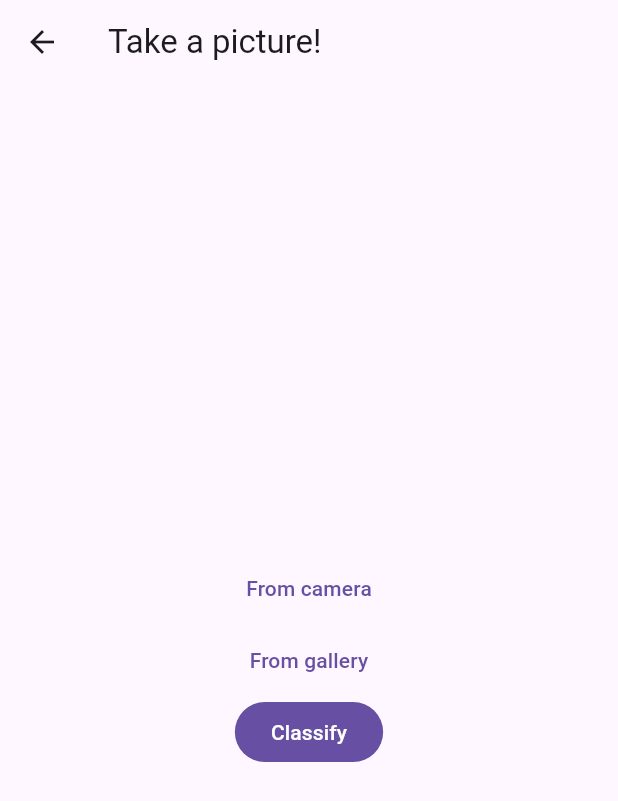
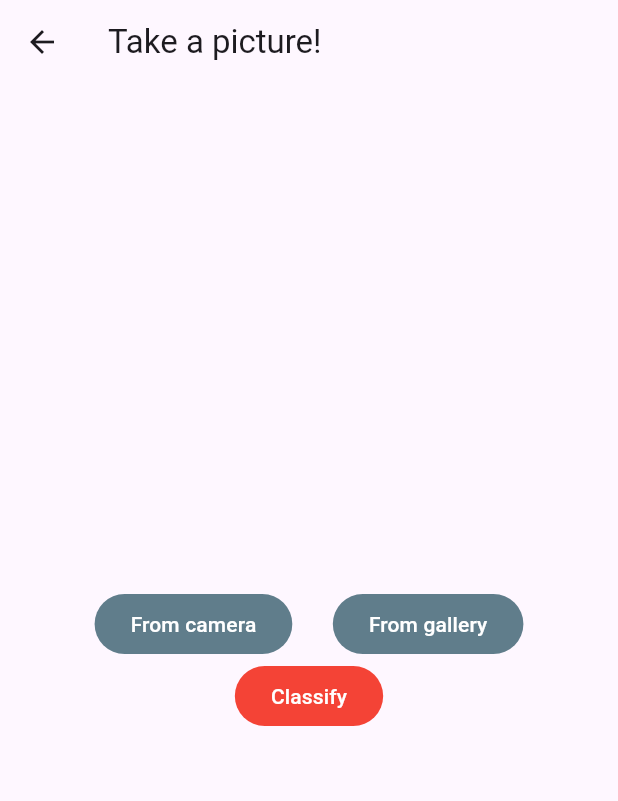
Before and after one commit to kaushik327/carscope, a Flutter app: the ImagePage screen opened by its route, on a phone screen of 412 x 824 dp. Shown: the top 801 px of the screen. Run offline on Flutter 3.47's test engine with Material 3 defaults, Android fonts, the phone set to English and light mode, and no system bars; our stand-ins replace image_picker; network calls fail.

Commit message:
some design work

```diff
--- a/client/lib/main.dart
+++ b/client/lib/main.dart
@@ -127,25 +127,48 @@ class _ImagePageState extends State<ImagePage> {
         child: Column(
           mainAxisAlignment: MainAxisAlignment.center,
           children: [
-            TextButton(
-              onPressed: imageFromCamera,
-              child: const Text("From camera"),
-            ),
-            TextButton(
-              onPressed: imageFromGallery,
-              child: const Text("From gallery"),
+            Row(
+              mainAxisAlignment: MainAxisAlignment.center,
+              children: [
+                FilledButton(
+                  style: ButtonStyle(
+                    backgroundColor: MaterialStateProperty.all<Color>(Colors.blueGrey),
+                  ),
+                  onPressed: imageFromCamera,
+                  child: const Text("From camera"),
+                ),
+                const SizedBox(width: 27),
+                FilledButton(
+                  style: ButtonStyle(
+                    backgroundColor: MaterialStateProperty.all<Color>(Colors.blueGrey),
+                  ),
+                  onPressed: imageFromGallery,
+                  child: const Text("From gallery"),
+                ),
+              ],
             ),
             FilledButton(
+              style: ButtonStyle(
+                backgroundColor: MaterialStateProperty.all<Color>(Colors.red),
+              ),
               onPressed: classify,
               child: const Text("Classify")
             ),
-            button_pressed
-              ? Text(summary)
-              : const SizedBox.shrink()
+            button_pressed ? AIResponse(text: summary) : const SizedBox.shrink()
           ]
         )
       )
     );
   }
+}
 
+class AIResponse extends StatelessWidget {
+  const AIResponse({super.key, required this.text});
+
+  final String text;
+
+  @override
+  Widget build(BuildContext context) {
+    return Text(text);
+  }
 }
```
